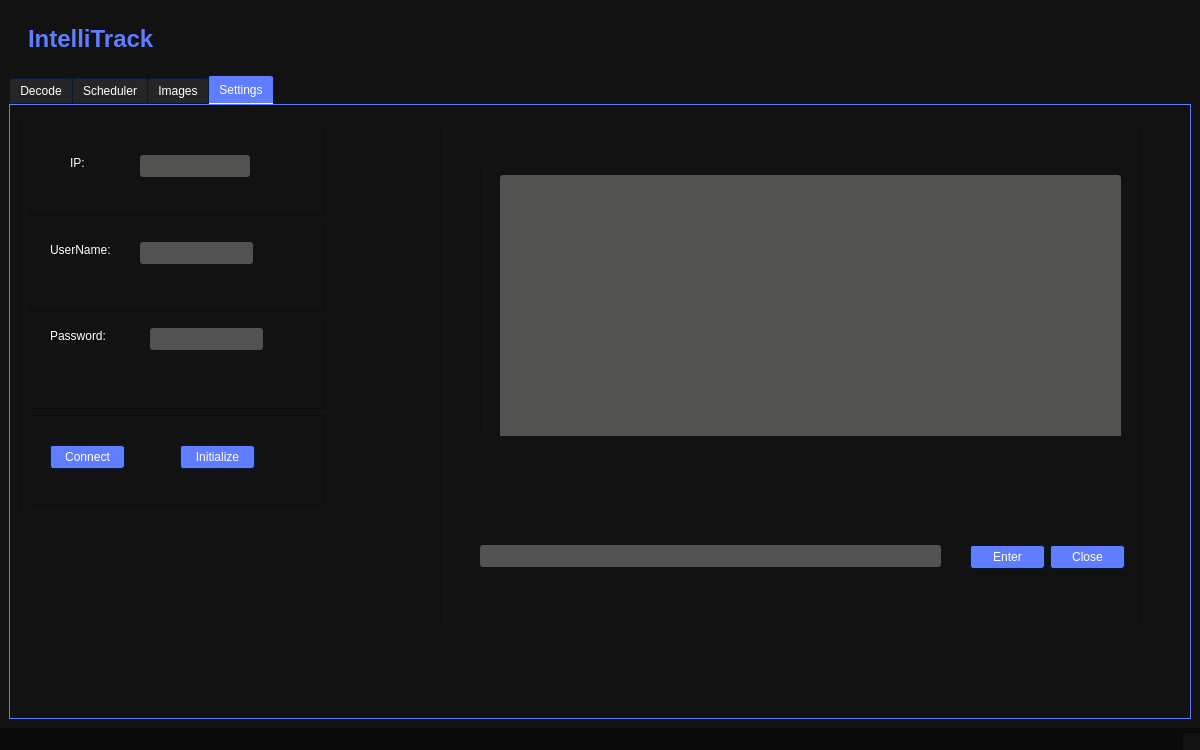
Old version of the form PythonQt/uiFile/mainwindow.ui in the repository JamesOstrowski21/Senior_Design-.
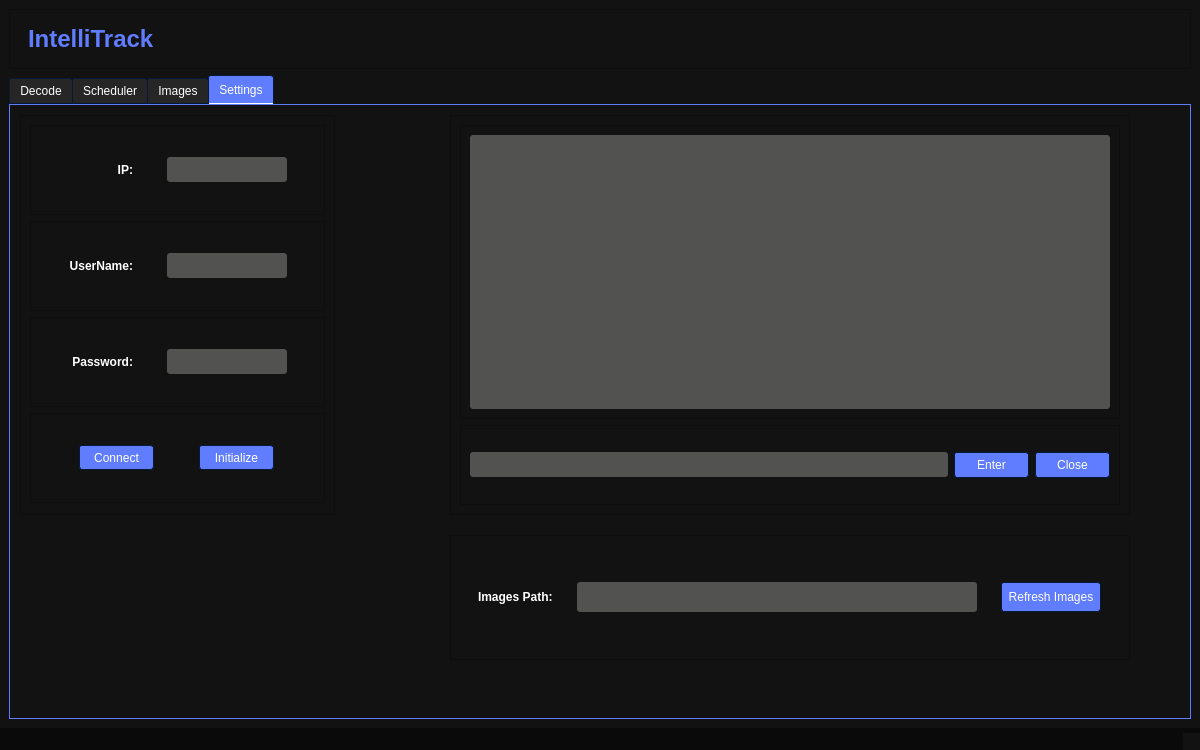
New version of the form. The open tabs and pages were chosen to show the change. Icons and pictures are not drawn.

Diff of the .ui file:
```diff
--- a/PythonQt/uiFile/mainwindow.ui
+++ b/PythonQt/uiFile/mainwindow.ui
@@ -2371,140 +2371,268 @@
           <layout class="QVBoxLayout" name="verticalLayout_7">
            <item>
             <widget class="QFrame" name="ip_frame">
+             <property name="minimumSize">
+              <size>
+               <width>295</width>
+               <height>90</height>
+              </size>
+             </property>
+             <property name="maximumSize">
+              <size>
+               <width>295</width>
+               <height>90</height>
+              </size>
+             </property>
              <property name="frameShape">
               <enum>QFrame::StyledPanel</enum>
              </property>
              <property name="frameShadow">
               <enum>QFrame::Raised</enum>
              </property>
+             <layout class="QHBoxLayout" name="horizontalLayout_10">
+              <item>
              <widget class="QLabel" name="ip_label">
-              <property name="geometry">
-               <rect>
-                <x>40</x>
-                <y>30</y>
-                <width>31</width>
-                <height>16</height>
-               </rect>
+                <property name="minimumSize">
+                 <size>
+                  <width>65</width>
+                  <height>18</height>
+                 </size>
+                </property>
+                <property name="maximumSize">
+                 <size>
+                  <width>65</width>
+                  <height>18</height>
+                 </size>
+                </property>
+                <property name="font">
+                 <font>
+                  <bold>true</bold>
+                 </font>
               </property>
               <property name="text">
                <string>IP:</string>
               </property>
-             </widget>
+                <property name="alignment">
+                 <set>Qt::AlignRight|Qt::AlignTrailing|Qt::AlignVCenter</set>
+                </property>
+               </widget>
+              </item>
+              <item>
              <widget class="QLineEdit" name="ip_input">
-              <property name="geometry">
-               <rect>
-                <x>110</x>
-                <y>30</y>
-                <width>110</width>
-                <height>22</height>
-               </rect>
+                <property name="minimumSize">
+                 <size>
+                  <width>120</width>
+                  <height>25</height>
+                 </size>
+                </property>
+                <property name="maximumSize">
+                 <size>
+                  <width>120</width>
+                  <height>25</height>
+                 </size>
               </property>
               <property name="text">
                <string/>
               </property>
              </widget>
+              </item>
+             </layout>
             </widget>
            </item>
            <item>
             <widget class="QFrame" name="username_frame">
+             <property name="minimumSize">
+              <size>
+               <width>295</width>
+               <height>90</height>
+              </size>
+             </property>
+             <property name="maximumSize">
+              <size>
+               <width>295</width>
+               <height>90</height>
+              </size>
+             </property>
              <property name="frameShape">
               <enum>QFrame::StyledPanel</enum>
              </property>
              <property name="frameShadow">
               <enum>QFrame::Raised</enum>
              </property>
+             <layout class="QHBoxLayout" name="horizontalLayout_9">
+              <item>
              <widget class="QLabel" name="username_label">
-              <property name="geometry">
-               <rect>
-                <x>20</x>
-                <y>20</y>
-                <width>71</width>
-                <height>16</height>
-               </rect>
+                <property name="minimumSize">
+                 <size>
+                  <width>65</width>
+                  <height>18</height>
+                 </size>
+                </property>
+                <property name="maximumSize">
+                 <size>
+                  <width>65</width>
+                  <height>18</height>
+                 </size>
+                </property>
+                <property name="font">
+                 <font>
+                  <bold>true</bold>
+                 </font>
               </property>
               <property name="text">
                <string>UserName:</string>
               </property>
-             </widget>
+                <property name="alignment">
+                 <set>Qt::AlignRight|Qt::AlignTrailing|Qt::AlignVCenter</set>
+                </property>
+               </widget>
+              </item>
+              <item>
              <widget class="QLineEdit" name="username_input">
-              <property name="geometry">
-               <rect>
-                <x>110</x>
-                <y>20</y>
-                <width>113</width>
-                <height>22</height>
-               </rect>
-              </property>
-             </widget>
+                <property name="minimumSize">
+                 <size>
+                  <width>120</width>
+                  <height>25</height>
+                 </size>
+                </property>
+                <property name="maximumSize">
+                 <size>
+                  <width>120</width>
+                  <height>25</height>
+                 </size>
+                </property>
+               </widget>
+              </item>
+             </layout>
             </widget>
            </item>
            <item>
             <widget class="QFrame" name="password_frame">
+             <property name="minimumSize">
+              <size>
+               <width>295</width>
+               <height>90</height>
+              </size>
+             </property>
+             <property name="maximumSize">
+              <size>
+               <width>295</width>
+               <height>90</height>
+              </size>
+             </property>
              <property name="frameShape">
               <enum>QFrame::StyledPanel</enum>
              </property>
              <property name="frameShadow">
               <enum>QFrame::Raised</enum>
              </property>
+             <layout class="QHBoxLayout" name="horizontalLayout_8">
+              <item>
              <widget class="QLabel" name="label">
-              <property name="geometry">
-               <rect>
-                <x>20</x>
-                <y>10</y>
-                <width>61</width>
-                <height>16</height>
-               </rect>
+                <property name="minimumSize">
+                 <size>
+                  <width>65</width>
+                  <height>18</height>
+                 </size>
+                </property>
+                <property name="maximumSize">
+                 <size>
+                  <width>65</width>
+                  <height>18</height>
+                 </size>
+                </property>
+                <property name="font">
+                 <font>
+                  <bold>true</bold>
+                 </font>
               </property>
               <property name="text">
                <string>Password:</string>
               </property>
-             </widget>
+                <property name="alignment">
+                 <set>Qt::AlignRight|Qt::AlignTrailing|Qt::AlignVCenter</set>
+                </property>
+               </widget>
+              </item>
+              <item>
              <widget class="QLineEdit" name="password_input">
-              <property name="geometry">
-               <rect>
-                <x>120</x>
-                <y>10</y>
-                <width>113</width>
-                <height>22</height>
-               </rect>
-              </property>
-             </widget>
+                <property name="minimumSize">
+                 <size>
+                  <width>120</width>
+                  <height>25</height>
+                 </size>
+                </property>
+                <property name="maximumSize">
+                 <size>
+                  <width>120</width>
+                  <height>25</height>
+                 </size>
+                </property>
+               </widget>
+              </item>
+             </layout>
             </widget>
            </item>
            <item>
             <widget class="QFrame" name="connect_frame">
+             <property name="minimumSize">
+              <size>
+               <width>295</width>
+               <height>90</height>
+              </size>
+             </property>
+             <property name="maximumSize">
+              <size>
+               <width>295</width>
+               <height>90</height>
+              </size>
+             </property>
              <property name="frameShape">
               <enum>QFrame::StyledPanel</enum>
              </property>
              <property name="frameShadow">
               <enum>QFrame::Raised</enum>
              </property>
+             <layout class="QHBoxLayout" name="horizontalLayout_7">
+              <item>
              <widget class="QPushButton" name="pi_connect_button">
-              <property name="geometry">
-               <rect>
-                <x>20</x>
-                <y>30</y>
+                <property name="minimumSize">
+                 <size>
                 <width>75</width>
-                <height>24</height>
-               </rect>
+                  <height>25</height>
+                 </size>
+                </property>
+                <property name="maximumSize">
+                 <size>
+                  <width>75</width>
+                  <height>25</height>
+                 </size>
               </property>
               <property name="text">
                <string>Connect</string>
               </property>
              </widget>
+              </item>
+              <item>
              <widget class="QPushButton" name="pi_initialize_button">
-              <property name="geometry">
-               <rect>
-                <x>150</x>
-                <y>30</y>
+                <property name="minimumSize">
+                 <size>
                 <width>75</width>
-                <height>24</height>
-               </rect>
+                  <height>25</height>
+                 </size>
+                </property>
+                <property name="maximumSize">
+                 <size>
+                  <width>75</width>
+                  <height>25</height>
+                 </size>
               </property>
               <property name="text">
                <string>Initialize</string>
               </property>
              </widget>
+              </item>
+             </layout>
             </widget>
            </item>
           </layout>
@@ -2512,26 +2640,38 @@
          <widget class="QFrame" name="terminal_action_frame">
           <property name="geometry">
            <rect>
-            <x>430</x>
-            <y>20</y>
-            <width>701</width>
-            <height>501</height>
+            <x>440</x>
+            <y>10</y>
+            <width>680</width>
+            <height>400</height>
            </rect>
           </property>
+          <property name="minimumSize">
+           <size>
+            <width>680</width>
+            <height>400</height>
+           </size>
+          </property>
+          <property name="maximumSize">
+           <size>
+            <width>680</width>
+            <height>400</height>
+           </size>
+          </property>
           <property name="frameShape">
            <enum>QFrame::StyledPanel</enum>
           </property>
           <property name="frameShadow">
            <enum>QFrame::Raised</enum>
           </property>
+          <layout class="QVBoxLayout" name="verticalLayout_8">
+           <item>
           <widget class="QFrame" name="terminal_frame">
-           <property name="geometry">
-            <rect>
-             <x>40</x>
-             <y>40</y>
-             <width>651</width>
-             <height>271</height>
-            </rect>
+             <property name="minimumSize">
+              <size>
+               <width>650</width>
+               <height>275</height>
+              </size>
            </property>
            <property name="frameShape">
             <enum>QFrame::StyledPanel</enum>
@@ -2539,25 +2679,27 @@
            <property name="frameShadow">
             <enum>QFrame::Raised</enum>
            </property>
+             <layout class="QHBoxLayout" name="horizontalLayout_6">
+              <item>
            <widget class="QTextEdit" name="terminal_text">
-            <property name="geometry">
-             <rect>
-              <x>20</x>
-              <y>10</y>
-              <width>621</width>
-              <height>281</height>
-             </rect>
-            </property>
-           </widget>
-          </widget>
+                <property name="minimumSize">
+                 <size>
+                  <width>625</width>
+                  <height>265</height>
+                 </size>
+                </property>
+               </widget>
+              </item>
+             </layout>
+            </widget>
+           </item>
+           <item>
           <widget class="QFrame" name="input_frame">
-           <property name="geometry">
-            <rect>
-             <x>30</x>
-             <y>390</y>
-             <width>661</width>
+             <property name="minimumSize">
+              <size>
+               <width>660</width>
              <height>80</height>
-            </rect>
+              </size>
            </property>
            <property name="frameShape">
             <enum>QFrame::StyledPanel</enum>
@@ -2565,43 +2707,136 @@
            <property name="frameShadow">
             <enum>QFrame::Raised</enum>
            </property>
+             <layout class="QHBoxLayout" name="horizontalLayout_5">
+              <item>
            <widget class="QLineEdit" name="terminal_input">
-            <property name="geometry">
-             <rect>
-              <x>10</x>
-              <y>30</y>
-              <width>461</width>
-              <height>22</height>
-             </rect>
-            </property>
-           </widget>
+                <property name="minimumSize">
+                 <size>
+                  <width>460</width>
+                  <height>25</height>
+                 </size>
+                </property>
+               </widget>
+              </item>
+              <item>
            <widget class="QPushButton" name="terminal_enter_button">
-            <property name="geometry">
-             <rect>
-              <x>500</x>
-              <y>30</y>
+                <property name="minimumSize">
+                 <size>
               <width>75</width>
-              <height>24</height>
-             </rect>
+                  <height>25</height>
+                 </size>
             </property>
             <property name="text">
              <string>Enter</string>
             </property>
            </widget>
+              </item>
+              <item>
            <widget class="QPushButton" name="terminal_close_button">
-            <property name="geometry">
-             <rect>
-              <x>580</x>
-              <y>30</y>
+                <property name="minimumSize">
+                 <size>
               <width>75</width>
-              <height>24</height>
-             </rect>
+                  <height>25</height>
+                 </size>
             </property>
             <property name="text">
              <string>Close</string>
             </property>
            </widget>
-          </widget>
+              </item>
+             </layout>
+            </widget>
+           </item>
+          </layout>
+         </widget>
+         <widget class="QFrame" name="imagePathFrame">
+          <property name="geometry">
+           <rect>
+            <x>440</x>
+            <y>430</y>
+            <width>680</width>
+            <height>125</height>
+           </rect>
+          </property>
+          <property name="minimumSize">
+           <size>
+            <width>680</width>
+            <height>125</height>
+           </size>
+          </property>
+          <property name="maximumSize">
+           <size>
+            <width>680</width>
+            <height>125</height>
+           </size>
+          </property>
+          <property name="frameShape">
+           <enum>QFrame::StyledPanel</enum>
+          </property>
+          <property name="frameShadow">
+           <enum>QFrame::Raised</enum>
+          </property>
+          <layout class="QHBoxLayout" name="horizontalLayout_11">
+           <item>
+            <widget class="QLabel" name="path_label">
+             <property name="minimumSize">
+              <size>
+               <width>75</width>
+               <height>30</height>
+              </size>
+             </property>
+             <property name="maximumSize">
+              <size>
+               <width>75</width>
+               <height>30</height>
+              </size>
+             </property>
+             <property name="font">
+              <font>
+               <bold>true</bold>
+              </font>
+             </property>
+             <property name="text">
+              <string>Images Path:</string>
+             </property>
+            </widget>
+           </item>
+           <item>
+            <widget class="QLineEdit" name="images_path_text">
+             <property name="minimumSize">
+              <size>
+               <width>400</width>
+               <height>30</height>
+              </size>
+             </property>
+             <property name="maximumSize">
+              <size>
+               <width>400</width>
+               <height>30</height>
+              </size>
+             </property>
+            </widget>
+           </item>
+           <item>
+            <widget class="QPushButton" name="refresh_images_button">
+             <property name="minimumSize">
+              <size>
+               <width>100</width>
+               <height>30</height>
+              </size>
+             </property>
+             <property name="maximumSize">
+              <size>
+               <width>100</width>
+               <height>30</height>
+              </size>
+             </property>
+             <property name="text">
+              <string>Refresh Images</string>
+             </property>
+            </widget>
+           </item>
+          </layout>
          </widget>
         </widget>
        </widget>
```
Left out of the diff: 12 changed lines with no effect on the pictures. Lines whose indentation alone changed are shown as unchanged.
